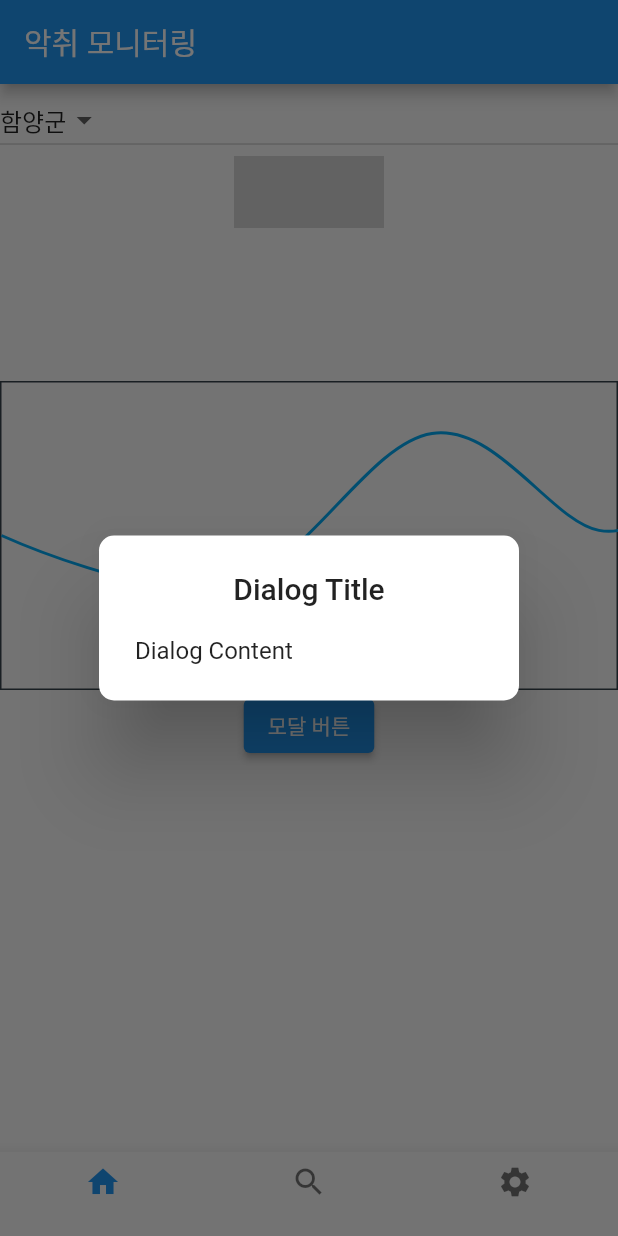
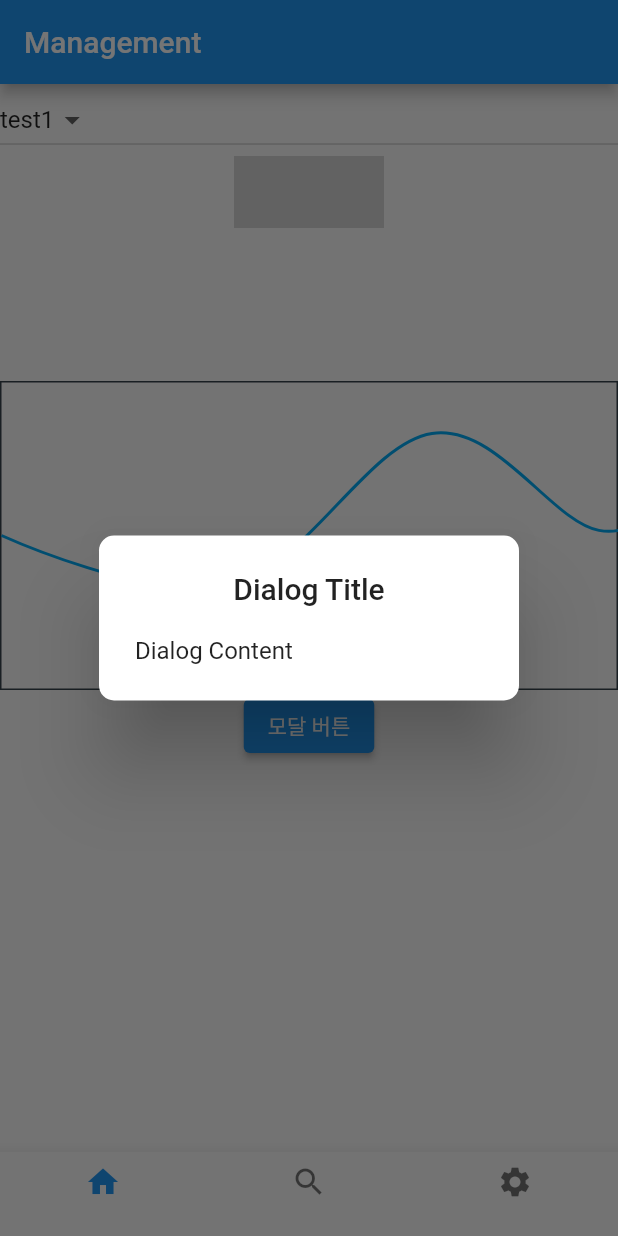
Before and after one commit to EsRun/flutter_learning_v1, a Flutter app: the MyHomePage screen opened directly, after a tap on "모달 버튼", on a phone screen of 412 x 824 dp. Run offline on Flutter 3.47's test engine with Material 2 defaults, Android fonts, the phone set to English and light mode, and no system bars; drawn by our look-alikes of fl_chart; missing offline and left inert: circle_progress_bar.

```diff
--- a/lib/components/DropMenu.dart
+++ b/lib/components/DropMenu.dart
@@ -8,8 +8,8 @@ class DropMenu extends StatefulWidget {
 }
 
 class _DropMenuState extends State<DropMenu> {
-  List<String> listItem = <String>['함양군', '거제시', '산청군'];
-  String dropdownValue = '함양군';
+  List<String> listItem = <String>['test1', 'test2', 'test3'];
+  String dropdownValue = 'test1';
 
   @override
   Widget build(BuildContext context) {
--- a/lib/main.dart
+++ b/lib/main.dart
@@ -29,7 +29,7 @@ class MyApp extends StatelessWidget {
         // is not restarted.
         primarySwatch: Colors.blue,
       ),
-      home: const MyHomePage(title: '악취 모니터링'),
+      home: const MyHomePage(title: 'Management'),
     );
   }
 }
```
Also changed, not shown: pubspec.lock.
